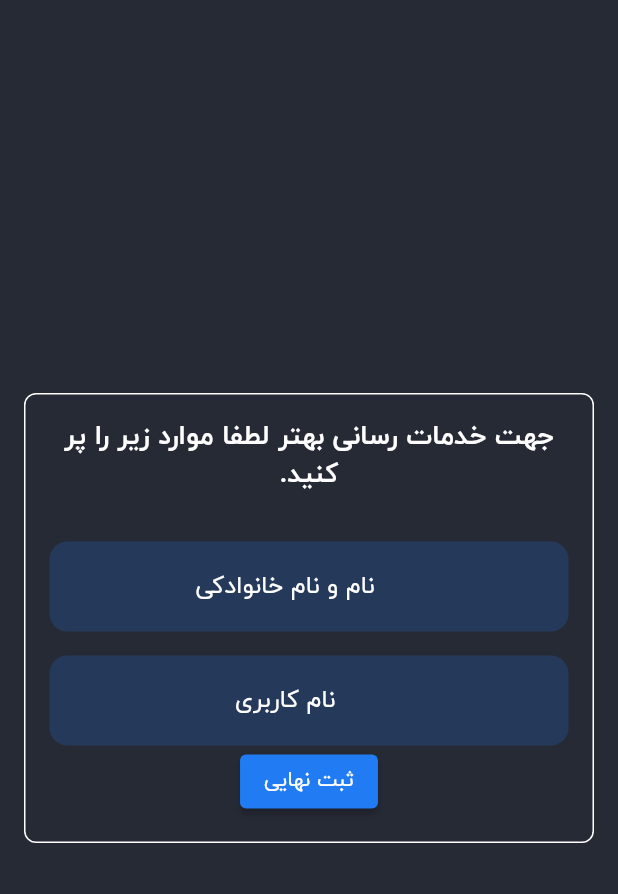
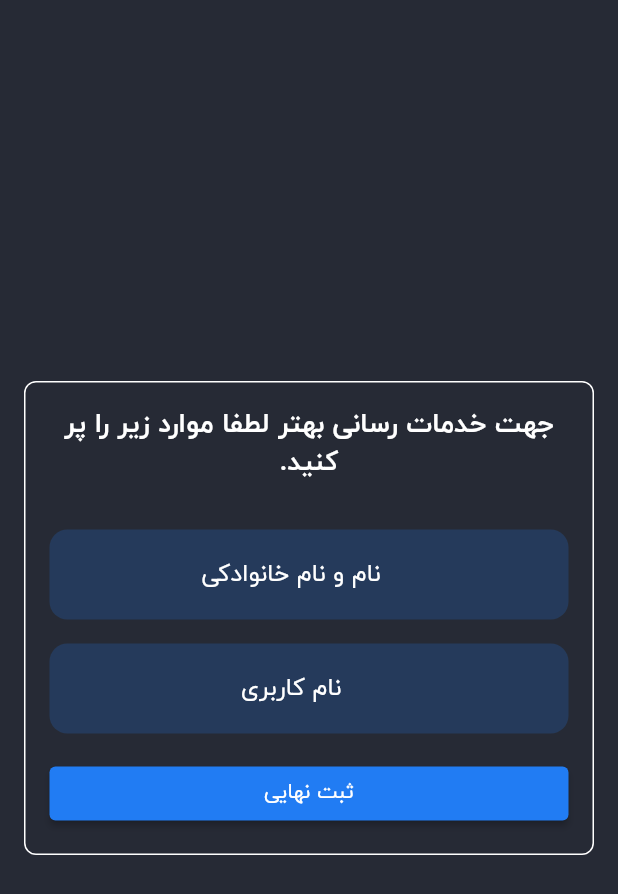
Before and after one commit to feritrust/iranigame-flutter, a Flutter app: the UsernameScreen screen opened directly with empty values, after a tap on "ثبت نهایی", on a phone screen of 412 x 824 dp. Shown: the top 894 px of the screen. Run offline on Flutter 3.47's test engine with Material 2 defaults, Android fonts, the phone set to English and light mode, and no system bars; our stand-ins replace bloc, dio, equatable, flutter_bloc, pin_code_fields, shared_preferences; accounts and stored records are empty; network calls fail.

Commit message:
completed register

```diff
--- a/lib/data/repo/auth_repository.dart
+++ b/lib/data/repo/auth_repository.dart
@@ -1,7 +1,9 @@
+import 'package:flutter/widgets.dart';
 import 'package:iranigame/data/common/http_client.dart';
 import 'package:iranigame/data/send_sms.dart';
 import 'package:iranigame/data/source/auth_data_source.dart';
 import 'package:iranigame/data/username.dart';
+import 'package:shared_preferences/shared_preferences.dart';
 
 final authRepository = AuthRepository(AuthDataSource(httpClient));
 
@@ -10,11 +12,12 @@ abstract class IAuthRepository {
 
   Future<SendSms> sendCode(String username, String password, String code);
 
-  Future<Username> finalRegistration(
+  Future<void> finalRegistration(
       String fullName, String username, String phone, String password);
 }
 
 class AuthRepository extends IAuthRepository {
+  static final ValueNotifier<String?> authChangeNotifier = ValueNotifier(null);
   final IAuthDataSource dataSource;
 
   AuthRepository(this.dataSource);
@@ -28,7 +31,26 @@ class AuthRepository extends IAuthRepository {
       dataSource.sendCode(username, password, code);
 
   @override
-  Future<Username> finalRegistration(
-          String fullName, String username, String phone, String password) =>
-      dataSource.finalRegistration(fullName, username, phone, password);
+  Future<void> finalRegistration(String fullName, String username, String phone, String password) async {
+    final Username result = await dataSource.finalRegistration(fullName, username, phone, password);
+    _persistAuthToken(result);
+    debugPrint('finalRegistration: ${result.data[0]}');
+  }
+
+
+  Future<void> _persistAuthToken(Username authInfo) async {
+    final SharedPreferences sharedPreferences =
+    await SharedPreferences.getInstance();
+    sharedPreferences.setString("token", authInfo.data[0]);
+    loadAuthInfo();
+  }
+
+  Future<void> loadAuthInfo() async {
+    final SharedPreferences sharedPreferences = await SharedPreferences.getInstance();
+    final String accessToken = sharedPreferences.getString("token") ?? '';
+
+    if (accessToken.isNotEmpty) {
+      authChangeNotifier.value = accessToken;
+    }
+  }
 }
--- a/lib/data/username.dart
+++ b/lib/data/username.dart
@@ -5,7 +5,7 @@ part 'username.g.dart';
 @JsonSerializable()
 class Username{
   final bool isDone;
-  final List<String> data;
+  final List<dynamic> data;
 
   Username(this.isDone, this.data);
 
--- a/lib/ui/auth/auth.dart
+++ b/lib/ui/auth/auth.dart
@@ -296,9 +296,6 @@ class CustomInput extends StatelessWidget {
         crossAxisAlignment: CrossAxisAlignment.center,
         children: [
           Icon(icon),
-          const SizedBox(
-            width: 8,
-          ),
           Expanded(
             child: TextField(
               controller: controller,
@@ -312,8 +309,3 @@ class CustomInput extends StatelessWidget {
     );
   }
 }
-
-/*
-
-
- */
--- a/lib/ui/auth/otp/otp.dart
+++ b/lib/ui/auth/otp/otp.dart
@@ -28,7 +28,7 @@ class OtpScreen extends StatelessWidget {
                 final bloc =  OtpBloc(authRepository, username, password);
                 bloc.stream.listen((state) {
                   if (state is OtpSuccess) {
-                    Navigator.of(context).push(MaterialPageRoute(builder: (context) => UsernameScreen(username: username,password: password,),));
+                    Navigator.of(context).push(MaterialPageRoute(builder: (context) => UsernameScreen(phone: username,password: password,),));
                   }else if (state is OtpError) {
                     ScaffoldMessenger.of(context).showSnackBar(SnackBar(
                       content: Text(state.exception.message),
--- a/lib/ui/auth/username/bloc/username_bloc.dart
+++ b/lib/ui/auth/username/bloc/username_bloc.dart
@@ -13,7 +13,8 @@ class UsernameBloc extends Bloc<UsernameEvent, UsernameState> {
   UsernameBloc(this.authRepository) : super(UsernameInitial()) {
     on<UsernameEvent>((event, emit) async{
       if (event is UsernameFinalRegistration) {
-        // final response = await authRepository.
+        final response = await authRepository.finalRegistration(event.fullName, event.username, event.phone, event.password);
+        emit(UsernameSuccess());
       }
     });
   }
--- a/lib/ui/auth/username/username.dart
+++ b/lib/ui/auth/username/username.dart
@@ -1,4 +1,3 @@
-import 'package:flutter/cupertino.dart';
 import 'package:flutter/material.dart';
 import 'package:flutter_bloc/flutter_bloc.dart';
 import 'package:iranigame/common/utils.dart';
@@ -7,9 +6,9 @@ import 'package:iranigame/ui/auth/auth.dart';
 import 'package:iranigame/ui/auth/username/bloc/username_bloc.dart';
 
 class UsernameScreen extends StatefulWidget {
-  const UsernameScreen({Key? key, required this.username, required this.password})
+  const UsernameScreen({Key? key, required this.phone, required this.password})
       : super(key: key);
-  final String username;
+  final String phone;
   final String password;
 
   @override
@@ -73,7 +72,7 @@ class _UsernameScreenState extends State<UsernameScreen> {
                               width: 1),
                           borderRadius: BorderRadius.circular(8),
                         ),
-                        child: MainBody(themeData: themeData, usernameController: usernameController),
+                        child: MainBody(themeData: themeData, usernameController: usernameController,fullNameController: fullNameController,phone: widget.phone,password: widget.password,),
                       ),
                     ],
                   ),
@@ -91,11 +90,15 @@ class MainBody extends StatelessWidget {
   const MainBody({
     Key? key,
     required this.themeData,
-    required this.usernameController,
+    required this.usernameController, required this.fullNameController, required this.phone, required this.password,
   }) : super(key: key);
 
   final ThemeData themeData;
+  final TextEditingController fullNameController;
   final TextEditingController usernameController;
+  final String phone;
+  final String password;
+
 
   @override
   Widget build(BuildContext context) {
@@ -109,16 +112,22 @@ class MainBody extends StatelessWidget {
         const SizedBox(height: 32),
         CustomInput(
           hintText: 'نام و نام خانوادکی',
-          controller: usernameController,
+          controller: fullNameController,
         ),
         const SizedBox(height: 16),
         CustomInput(
           hintText: 'نام کاربری',
           controller: usernameController,
         ),
-        ElevatedButton(
-          onPressed: () {},
-          child: const Text('ثبت نهایی'),
+        const SizedBox(height: 16),
+        SizedBox(
+          width: MediaQuery.of(context).size.width,
+          child: ElevatedButton(
+            onPressed: () {
+              BlocProvider.of<UsernameBloc>(context).add(UsernameFinalRegistration(usernameController.value.text, fullNameController.value.text, phone, password));
+            },
+            child: const Text('ثبت نهایی'),
+          ),
         ),
       ],
     );
```
Also changed, not shown: lib/data/data.dart (added, +15 -0 lines), lib/main.dart (+5 -2 lines), lib/ui/home/home.dart (added, +10 -0 lines), lib/data/data.g.dart (added), lib/data/username.g.dart.
